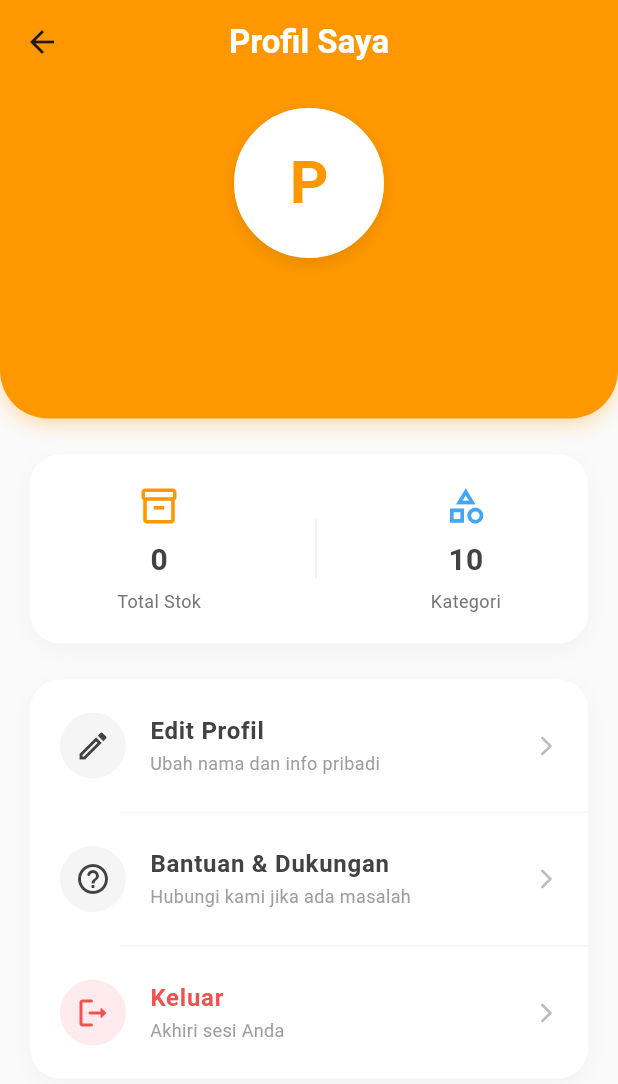
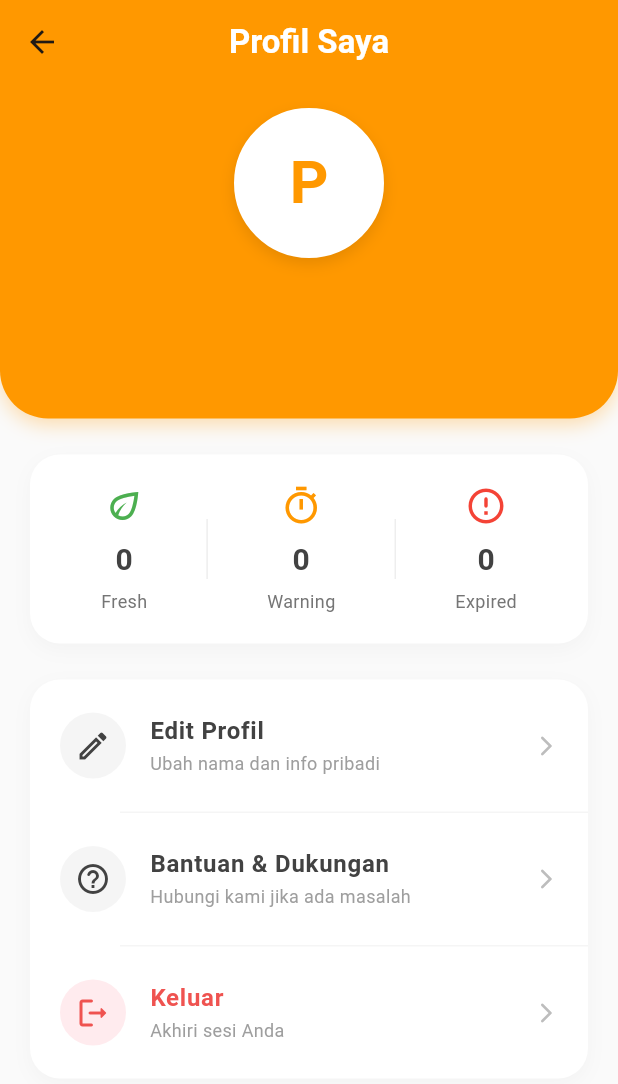
Before and after one commit to Mycticount-X/Pantryon-Mobile, a Flutter app: the ProfileScreen screen opened directly, on a phone screen of 412 x 824 dp. Shown: the top 1084 px of the screen. Run offline on Flutter 3.47's test engine with Material 3 defaults, Android fonts, the phone set to English and light mode, and no system bars; our stand-ins replace flutter_dotenv, supabase_flutter; accounts and stored records are empty.

Commit message:
Adj: Fresh, To Be Expired, and Expired Section in Profile

```diff
--- a/lib/screens/profile.dart
+++ b/lib/screens/profile.dart
@@ -173,8 +173,12 @@ class _ProfileScreenState extends State<ProfileScreen> {
   Widget _buildMiniStatsCard() {
     return Consumer<PantryProvider>(
       builder: (context, provider, child) {
+
+        // Logika untuk menghitung barang yang kondisinya masih segar (Fresh)
+        final int freshCount = provider.totalItems - provider.expiringSoonCount - provider.expiredItemsCount;
+
         return Container(
-          padding: const EdgeInsets.all(20),
+          padding: const EdgeInsets.symmetric(vertical: 20, horizontal: 8), // Sedikit penyesuaian padding agar muat 3 item
           decoration: BoxDecoration(
             color: Colors.white,
             borderRadius: BorderRadius.circular(20),
@@ -183,11 +187,35 @@ class _ProfileScreenState extends State<ProfileScreen> {
             ],
           ),
           child: Row(
-            mainAxisAlignment: MainAxisAlignment.spaceAround,
+            mainAxisAlignment: MainAxisAlignment.spaceEvenly,
             children: [
-              _buildStatItem('Total Stok', provider.totalItems.toString(), Icons.inventory_2_outlined, kPrimaryColor),
-              Container(width: 1, height: 40, color: Colors.grey.shade200),
-              _buildStatItem('Kategori', provider.categories.length.toString(), Icons.category_outlined, Colors.blue.shade400),
+              // 1. Item Fresh (Hijau)
+              _buildStatItem(
+                'Fresh',
+                freshCount.toString(),
+                Icons.eco_outlined, // Ikon daun melambangkan kesegaran
+                Colors.green.shade500,
+              ),
+
+              Container(width: 1, height: 40, color: Colors.grey.shade200), // Garis pembatas
+
+              // 2. To Be Expired / Warning (Oranye)
+              _buildStatItem(
+                'Warning',
+                provider.expiringSoonCount.toString(),
+                Icons.timer_outlined,
+                Colors.orange.shade500,
+              ),
+
+              Container(width: 1, height: 40, color: Colors.grey.shade200), // Garis pembatas
+
+              // 3. Expired (Merah)
+              _buildStatItem(
+                'Expired',
+                provider.expiredItemsCount.toString(),
+                Icons.error_outline_rounded,
+                Colors.red.shade500,
+              ),
             ],
           ),
         );
```
